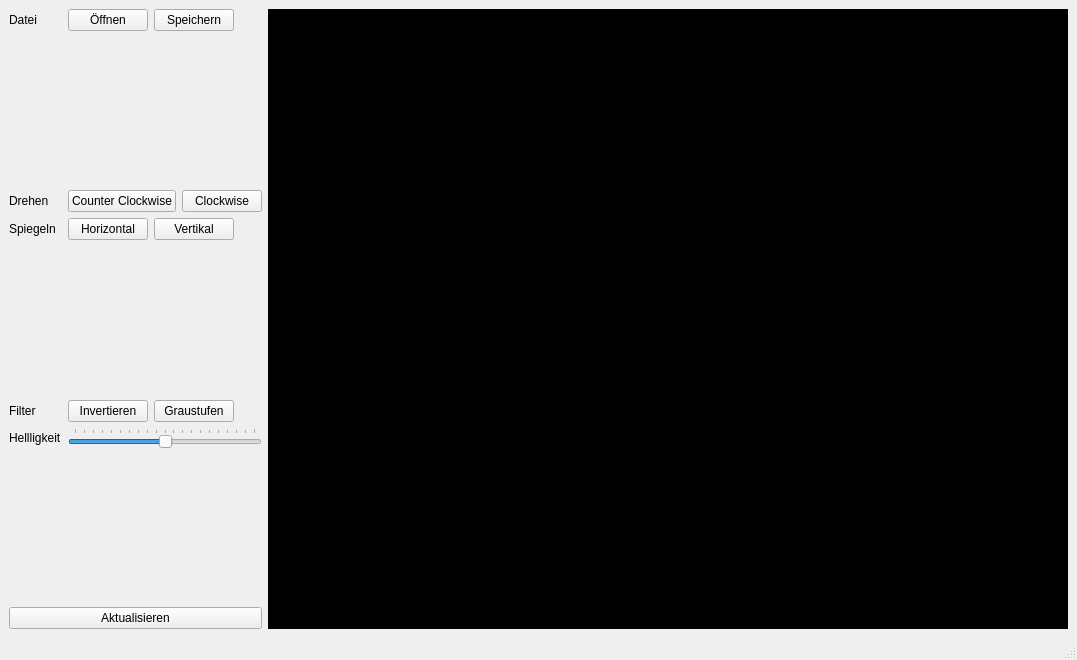
Before: the Qt Designer form .index.ui in clwalther/ImageEditor, drawn with Qt 5.
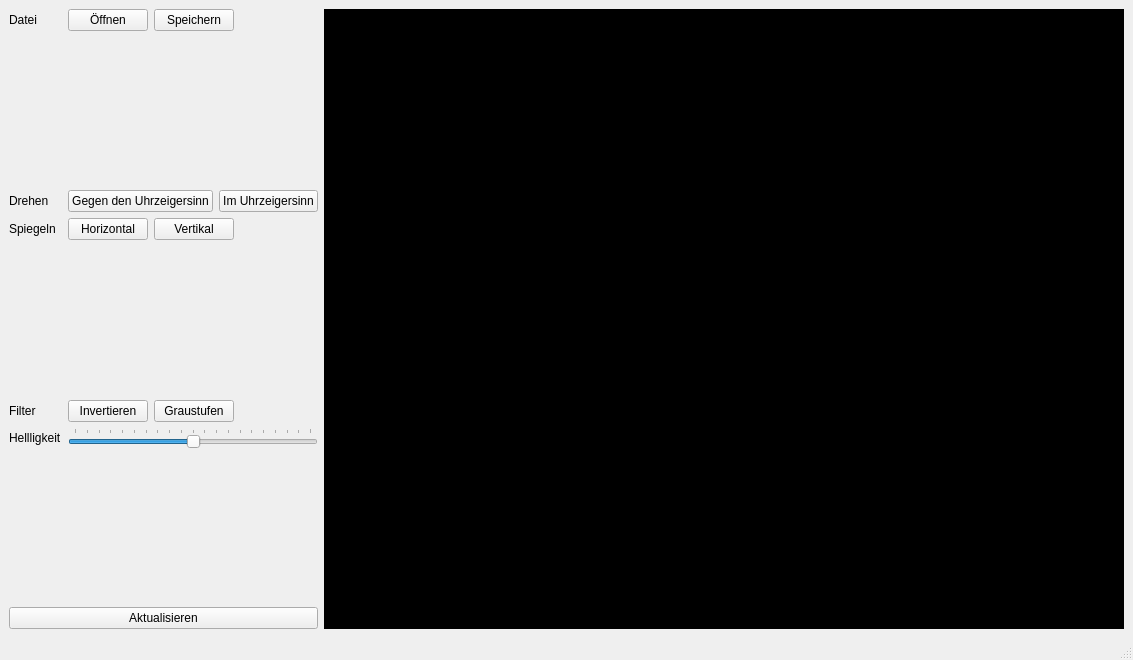
After: the same form once the commit is applied.

The edit to the form file:
```diff
--- a/.index.ui
+++ b/.index.ui
@@ -85,14 +85,14 @@
         <item>
          <widget class="QPushButton" name="button_drehen_links">
           <property name="text">
-           <string>Counter Clockwise</string>
+           <string>Gegen den Uhrzeigersinn</string>
           </property>
          </widget>
         </item>
         <item>
          <widget class="QPushButton" name="button_drehen_rechts">
           <property name="text">
-           <string>Clockwise</string>
+           <string>Im Uhrzeigersinn</string>
           </property>
          </widget>
         </item>
```
Left out of the diff: 18 changed lines with no effect on the pictures.
